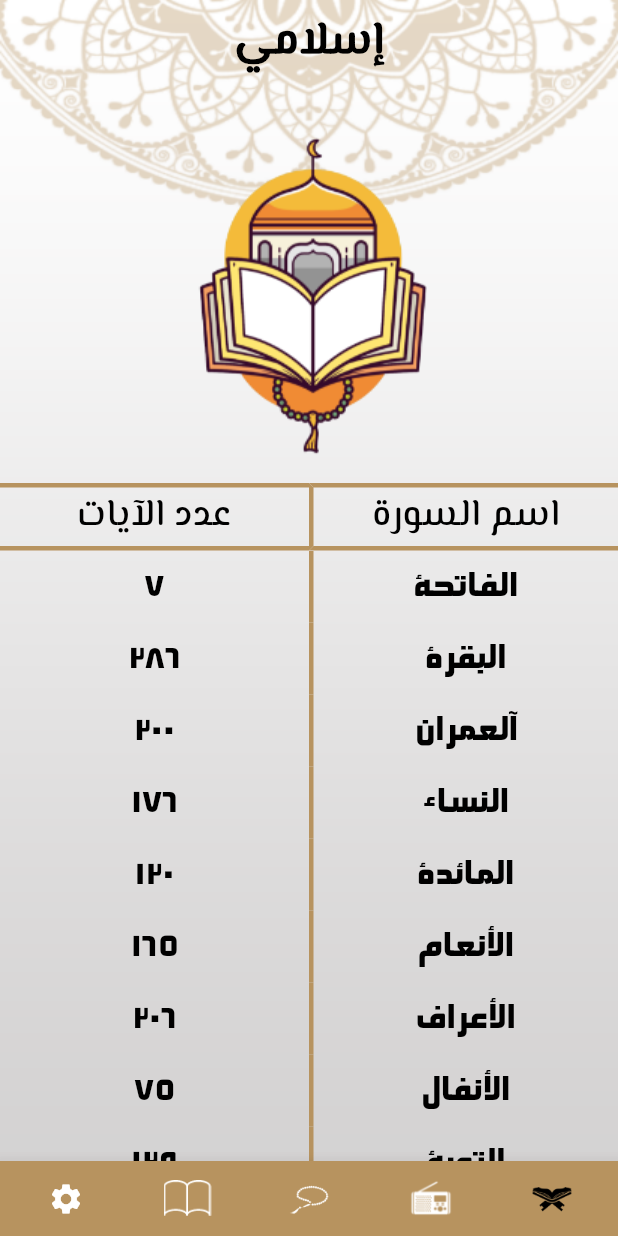
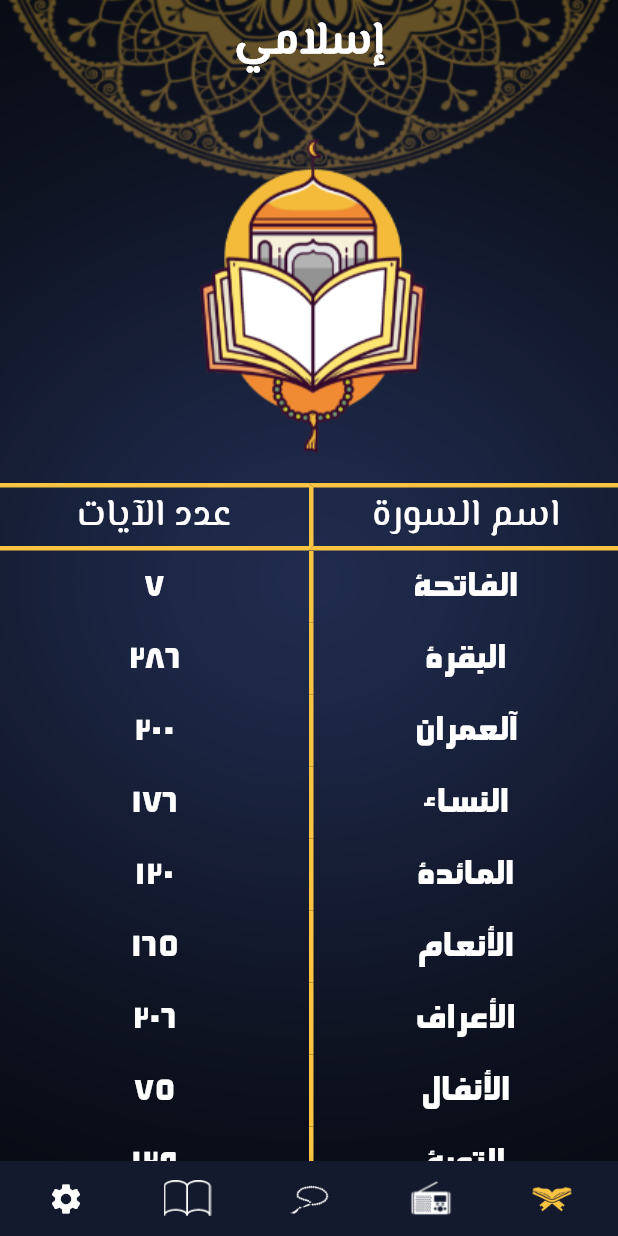
Before and after one commit to Eyadzz/Quran_Application, a Flutter app: the screen it shows after launch, on a phone screen of 412 x 824 dp. Run offline on Flutter 3.47's test engine with Material 2 defaults, Android fonts, the phone set to English and light mode, and no system bars; our stand-ins replace shared_preferences, splashscreen; generated files the repository leaves out were written again.

Commit message:
fixed provider methods names fixed shared perferences quran screen alignment fix reworked

```diff
--- /dev/null
+++ b/lib/Preferences.dart
@@ -0,0 +1,33 @@
+import 'package:flutter/material.dart';
+import 'package:shared_preferences/shared_preferences.dart';
+
+class Preferences{
+  static late SharedPreferences _preferences;
+
+  static const _language = 'language';
+
+  static const _theme = 'theme';
+
+  static Future init() async => _preferences = await SharedPreferences.getInstance();
+
+  static Future setLanguage(String language) async => await _preferences.setString(_language, language);
+
+  static String getLanguage() => _preferences.getString(_language).toString();
+
+  static Future saveThemePreference(ThemeMode _themeMode) async {
+    String name;
+    if(_themeMode == ThemeMode.light)
+      name='light';
+    else
+      name = 'dark';
+    _preferences.setString(_theme, name);
+  }
+
+  static ThemeMode getThemePreference(){
+    String theme =_preferences.getString(_theme).toString();
+    if(theme=='light')
+      return ThemeMode.light;
+    else
+      return ThemeMode.dark;
+  }
+}
--- a/lib/QuranScreen.dart
+++ b/lib/QuranScreen.dart
@@ -6,6 +6,8 @@ import 'package:flutter_gen/gen_l10n/app_localizations.dart';
 import 'package:provider/provider.dart';
 import 'AppConfigProvider.dart';
 import 'ReadQuran.dart';
+import 'dart:math' as math;
+
 
 class QuranScreen extends StatefulWidget {
 
@@ -19,6 +21,7 @@ class QuranScreen extends StatefulWidget {
 class _QuranScreenState extends State<QuranScreen> {
 
   late AppConfigProvider provider;
+  late bool isRTL;
   var surahsNames=[];
   var surahsVerses=[];
   var colorTheme = Color.fromRGBO(183, 147, 95, 1);
@@ -33,9 +36,8 @@ class _QuranScreenState extends State<QuranScreen> {
   @override
   Widget build(BuildContext context) {
     provider = Provider.of<AppConfigProvider>(context);
-    var arHeaderBorders = BoxDecoration(border: Border(left: BorderSide(color: provider.isDarkTheme()? colorDarkTheme:colorTheme,width: 3,),bottom: BorderSide(color: provider.isDarkTheme()? colorDarkTheme:colorTheme,width: 3,),top: BorderSide(color: provider.isDarkTheme()? colorDarkTheme:colorTheme,width: 3,)));
-    var enHeaderBorders = BoxDecoration(border: Border(right: BorderSide(color: provider.isDarkTheme()? colorDarkTheme:colorTheme,width: 3,),bottom: BorderSide(color: provider.isDarkTheme()? colorDarkTheme:colorTheme,width: 3,),top: BorderSide(color: provider.isDarkTheme()? colorDarkTheme:colorTheme,width: 3,)));
-    var headerBorders = (provider.currentLocale == 'en')? enHeaderBorders: arHeaderBorders;
+    final TextDirection currentDirection = Directionality.of(context);
+    isRTL = currentDirection == TextDirection.rtl;
 
     return Scaffold(
         body: Stack(
@@ -66,7 +68,7 @@ class _QuranScreenState extends State<QuranScreen> {
                       Row(
                         mainAxisAlignment: MainAxisAlignment.center,
                         children: [
-                          header(AppLocalizations.of(context)!.surahName, headerBorders),
+                          header(AppLocalizations.of(context)!.surahName, BoxDecoration(border: Border(left: BorderSide(color: provider.isDarkTheme()? colorDarkTheme:colorTheme,width: 3,),bottom: BorderSide(color: provider.isDarkTheme()? colorDarkTheme:colorTheme,width: 3,),top: BorderSide(color: provider.isDarkTheme()? colorDarkTheme:colorTheme,width: 3,)))),
                           header(AppLocalizations.of(context)!.numOfVerses, BoxDecoration(border: Border(bottom: BorderSide(color: provider.isDarkTheme()? colorDarkTheme:colorTheme,width: 3,),top: BorderSide(color: provider.isDarkTheme()? colorDarkTheme:colorTheme,width: 3,)))),
                         ],
                       ),
@@ -104,14 +106,14 @@ class _QuranScreenState extends State<QuranScreen> {
 
   Widget buildListOfSurahs(String surahName, String surahVerses, int index)
   {
-    var arContentBorders = BoxDecoration(border: Border(left: BorderSide(color: provider.isDarkTheme()? colorDarkTheme: colorTheme,width: 3,)));
-    var enContentBorders = BoxDecoration(border: Border(right: BorderSide(color: provider.isDarkTheme()? colorDarkTheme: colorTheme,width: 3,)));
-    var borders = (provider.currentLocale == 'en')? enContentBorders: arContentBorders;
     return Row(
       children: [
         Expanded(
+          child: Transform(
+            transform: Matrix4.rotationY(!isRTL ? math.pi : 0),
+            alignment: AlignmentDirectional.center,
             child: Container(
-            decoration: borders,
+              decoration: BoxDecoration(border: Border(left: BorderSide(color: provider.isDarkTheme()? colorDarkTheme: colorTheme,width: 3,))),
               child: TextButton(
                 onPressed: (){
                   //Navigator.pushNamed(context,ReadQuran.routeName,arguments: ReadQuran(surahName,index,true));
@@ -120,6 +122,9 @@ class _QuranScreenState extends State<QuranScreen> {
                 style: TextButton.styleFrom(
                   padding: EdgeInsets.zero,
                 ),
+                child: Transform(
+                  transform: Matrix4.rotationY(!isRTL ? math.pi : 0),
+                  alignment: AlignmentDirectional.center,
                   child: Text(
                     surahName,
                     style: Theme.of(context).textTheme.bodyText1,
@@ -127,9 +132,11 @@ class _QuranScreenState extends State<QuranScreen> {
                 ),
               ),
             ),
+          ),
+        ),
         Expanded(
           child: Center(
-            child:  Text(
+            child: Text(
               surahVerses,
               style: Theme.of(context).textTheme.bodyText1,
             ),
@@ -142,11 +149,19 @@ class _QuranScreenState extends State<QuranScreen> {
   Widget header(String title, var containerBorders)
   {
     return Expanded(
+      child: Transform(
+        transform: Matrix4.rotationY(!isRTL ? math.pi : 0),
+        alignment: AlignmentDirectional.center,
         child: Container(
           decoration: containerBorders,
           child: Center(
+            child: Transform(
+              transform: Matrix4.rotationY(!isRTL ? math.pi : 0),
+              alignment: AlignmentDirectional.center,
               child: Text(title,
                 style: Theme.of(context).textTheme.headline1
+              ),
+            ),
           ),
         ),
       ),
--- a/lib/RadioSceen.dart
+++ b/lib/RadioSceen.dart
@@ -41,6 +41,7 @@ class RadioScreen extends StatelessWidget {
             Row(
               mainAxisAlignment: MainAxisAlignment.center,
               children: [
+                SizedBox(width: 50,),
                 Expanded(
                   child: Transform(
                       transform: Matrix4.rotationY(!isRTL ? math.pi : 0),
@@ -69,6 +70,7 @@ class RadioScreen extends StatelessWidget {
                           ),
                   ),
                 ),
+                SizedBox(width: 50,),
               ],
             ),
           ],
--- a/lib/SideMenu.dart
+++ b/lib/SideMenu.dart
@@ -101,7 +101,7 @@ class _SideMenuState extends State<SideMenu> {
             children: [
               InkWell(
                 onTap: () async{
-                  provider.setDarkTheme();
+                  provider.changeToDarkTheme();
                   await _prefs.setBool("lightTheme", false);
                   //Navigator.of(context).pop();
                 },
@@ -113,7 +113,7 @@ class _SideMenuState extends State<SideMenu> {
               ),
               InkWell(
                 onTap: () async{
-                  provider.setTheme();
+                  provider.changeToLightTheme();
                   await _prefs.setBool("lightTheme", true);
                   //Navigator.of(context).pop();
                 },
--- a/lib/main.dart
+++ b/lib/main.dart
@@ -10,10 +10,11 @@ import 'OptionalThemeData.dart';
 import 'SplashCustom.dart';
 import 'Home.dart';
 import 'package:flutter_gen/gen_l10n/app_localizations.dart';
+import 'Preferences.dart';
 
 void main() async {
   WidgetsFlutterBinding.ensureInitialized();
-  AppConfigProvider obj = await AppConfigProvider();
+  await Preferences.init();
   runApp(MyApp());
 }
 
@@ -23,7 +24,10 @@ class MyApp extends StatelessWidget {
   Widget build(BuildContext context) {
     return ChangeNotifierProvider(create: (buildContext) => AppConfigProvider(),
       builder: (buildContext,widget){
+
       final provider = Provider.of<AppConfigProvider>(buildContext);
+      provider.themeMode = Preferences.getThemePreference();
+
         return MaterialApp(
           themeMode: provider.themeMode,
           darkTheme: OptionalThemeData.darkTheme,
@@ -35,7 +39,7 @@ class MyApp extends StatelessWidget {
             GlobalCupertinoLocalizations.delegate,
           ],
           supportedLocales: AppLocalizations.supportedLocales,
-         locale: Locale.fromSubtags(languageCode: provider.currentLocale),
+          locale: Locale.fromSubtags(languageCode: Preferences.getLanguage()),
           title: "Quran",
           debugShowCheckedModeBanner: false,
           home: SplashCustom(),
```
Also changed, not shown: lib/AppConfigProvider.dart (+6 -20 lines). Lines whose indentation alone changed are shown as unchanged.
